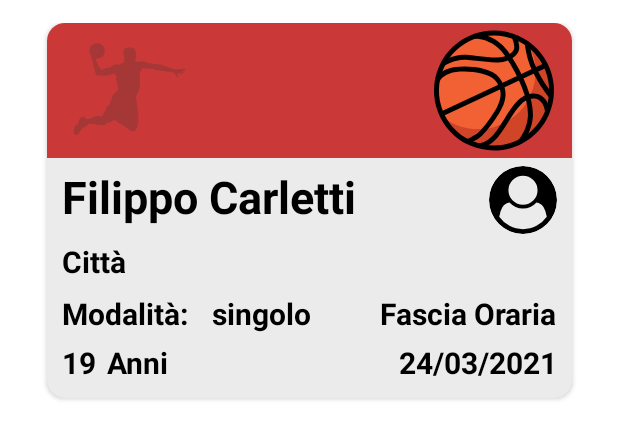
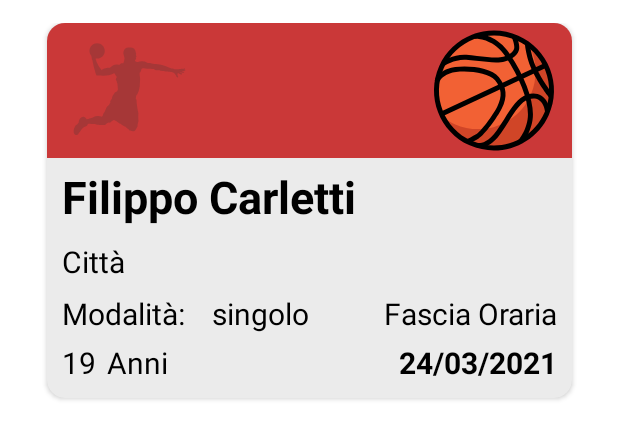
Before and after one commit to pippetto17/APP, an Android app: the layout my_row.xml on its own in the app's theme, with its tools: preview values and no code run, on a phone screen of 412 x 824 dp. Shown: the top 439 px of the screen. Run offline under Robolectric (Android 15) with nearby library versions, the phone set to English and light mode, and no system bars.

Commit message:
Update full select for all adverts

```diff
--- a/APP/app/src/main/res/layout/my_row.xml
+++ b/APP/app/src/main/res/layout/my_row.xml
@@ -47,15 +47,6 @@
             android:textColor="?attr/colorSecondaryVariant"
             android:textSize="30sp"/>
 
-        <de.hdodenhof.circleimageview.CircleImageView
-            android:id="@+id/imageCreator"
-            android:layout_width="45dp"
-            android:layout_height="45dp"
-            android:src="@drawable/ic_user"
-            android:layout_marginEnd="10dp"
-            android:layout_marginTop="95dp"
-            android:layout_gravity="end" />
-
         <TextView
             android:id="@+id/cittaT"
             android:layout_width="wrap_content"
@@ -64,8 +55,7 @@
             android:layout_marginTop="145dp"
             android:text="Città"
             android:textColor="?attr/colorSecondaryVariant"
-            android:textSize="20sp"
-            android:textStyle="bold" />
+            android:textSize="20sp" />
 
         <TextView
             android:id="@+id/modalitaTS"
@@ -75,8 +65,7 @@
             android:layout_marginTop="180dp"
             android:text="Modalità:"
             android:textColor="?attr/colorSecondaryVariant"
-            android:textSize="20sp"
-            android:textStyle="bold" />
+            android:textSize="20sp" />
 
         <TextView
             android:id="@+id/modalitaT"
@@ -86,15 +75,13 @@
             android:layout_marginTop="180dp"
             android:text="singolo"
             android:textColor="?attr/colorSecondaryVariant"
-            android:textSize="20sp"
-            android:textStyle="bold" />
+            android:textSize="20sp" />
 
         <TextView
             android:id="@+id/etaT"
             android:layout_width="wrap_content"
             android:layout_height="wrap_content"
             android:text="19"
-            android:textStyle="bold"
             android:textColor="?attr/colorSecondaryVariant"
             android:textSize="20sp"
             android:layout_margin="10dp"
@@ -105,7 +92,6 @@
             android:layout_width="wrap_content"
             android:layout_height="wrap_content"
             android:text="Anni"
-            android:textStyle="bold"
             android:textColor="?attr/colorSecondaryVariant"
             android:textSize="20sp"
             android:layout_marginStart="40dp"
@@ -120,7 +106,6 @@
             android:hint="prova"
             android:textColor="?attr/colorSecondaryVariant"
             android:textSize="20sp"
-            android:textStyle="bold"
             android:layout_marginEnd="10dp"
             android:layout_marginTop="180dp"
             android:layout_gravity="end" />
```
Also changed, not shown: APP/app/src/main/java/com/example/app/Match/Match.java (+13 -5 lines), APP/app/src/main/java/com/example/app/Match/MatchModel.java (+17 -22 lines), APP/app/src/main/java/com/example/app/Match/MyAdapter.java (+10 -5 lines), APP/app/src/main/java/com/example/app/Match/SplitData.java (+13 -6 lines), APP/app/src/main/java/com/example/app/Search.java (+9 -6 lines).
